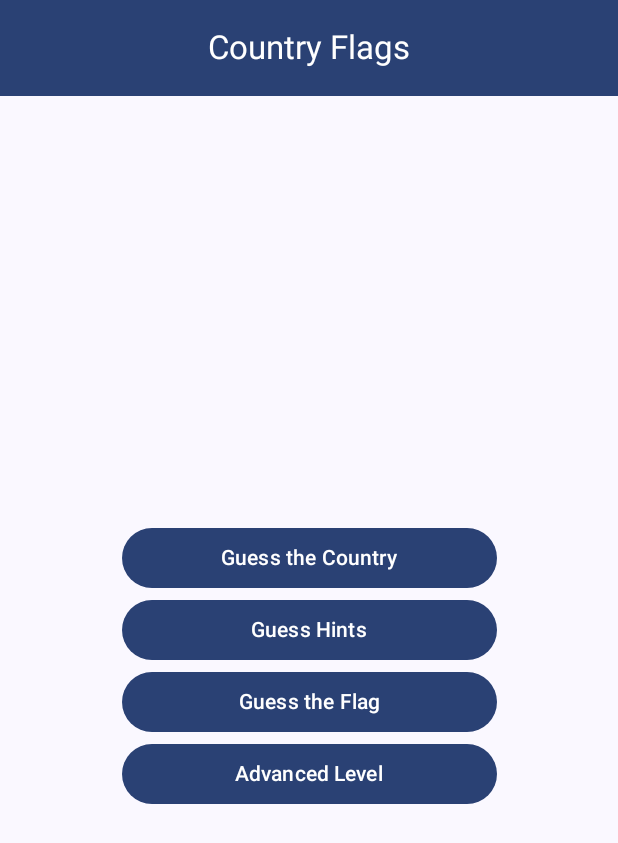
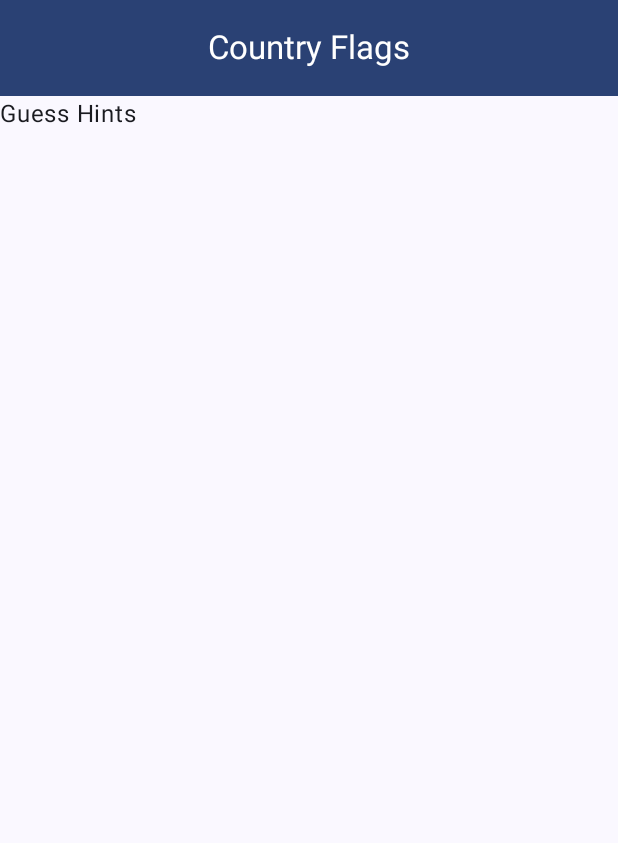
Before and after one commit to hashankur/westminster-coursework, an Android app built with Jetpack Compose: the screen it shows after launch (MainActivity), after a tap on "Guess Hints", on a phone screen of 412 x 824 dp. Shown: the top 843 px of the screen. Run offline under Robolectric (Android 15) with nearby library versions, the phone set to English and light mode, and no system bars.

Commit message:
MAD CW menu navigation

```diff
--- a/MAD/app/src/main/java/com/hashankur/countryflags/MainActivity.kt
+++ b/MAD/app/src/main/java/com/hashankur/countryflags/MainActivity.kt
@@ -4,12 +4,8 @@ import android.annotation.SuppressLint
 import android.os.Bundle
 import androidx.activity.ComponentActivity
 import androidx.activity.compose.setContent
-import androidx.compose.foundation.layout.Arrangement
-import androidx.compose.foundation.layout.Column
 import androidx.compose.foundation.layout.fillMaxSize
 import androidx.compose.foundation.layout.padding
-import androidx.compose.foundation.layout.width
-import androidx.compose.material3.Button
 import androidx.compose.material3.CenterAlignedTopAppBar
 import androidx.compose.material3.ExperimentalMaterial3Api
 import androidx.compose.material3.MaterialTheme
@@ -17,25 +13,24 @@ import androidx.compose.material3.Scaffold
 import androidx.compose.material3.Surface
 import androidx.compose.material3.Text
 import androidx.compose.material3.TopAppBarDefaults
-import androidx.compose.runtime.Composable
-import androidx.compose.ui.Alignment
 import androidx.compose.ui.Modifier
-import androidx.compose.ui.unit.dp
+import androidx.navigation.compose.NavHost
+import androidx.navigation.compose.composable
+import androidx.navigation.compose.rememberNavController
+import com.hashankur.countryflags.ui.AdvancedLevelScreen
+import com.hashankur.countryflags.ui.GuessCountryScreen
+import com.hashankur.countryflags.ui.GuessFlagScreen
+import com.hashankur.countryflags.ui.GuessHintsScreen
+import com.hashankur.countryflags.ui.MenuScreen
 import com.hashankur.countryflags.ui.theme.CountryFlagsTheme
 
 class MainActivity : ComponentActivity() {
-    enum class Routes() {
-        GUESS_COUNTRY,
-        GUESS_HINTS,
-        GUESS_FLAG,
-        ADVANCED_LEVEL
-    }
-
     @OptIn(ExperimentalMaterial3Api::class)
     @SuppressLint("UnusedMaterial3ScaffoldPaddingParameter")
     override fun onCreate(savedInstanceState: Bundle?) {
         super.onCreate(savedInstanceState)
         setContent {
+            val navController = rememberNavController()
             CountryFlagsTheme {
                 Scaffold(
                     topBar = {
@@ -57,7 +52,29 @@ class MainActivity : ComponentActivity() {
                             .padding(innerPadding),
                         color = MaterialTheme.colorScheme.background
                     ) {
-                        Menu()
+                        // https://developer.android.com/guide/navigation/use-graph/navigate
+                        NavHost(navController, startDestination = "home") {
+                            composable(route = "home") {
+                                MenuScreen(
+                                    onNavigateToGuessCountry = { navController.navigate("guess_country") },
+                                    onNavigateToGuessHints = { navController.navigate("guess_hints") },
+                                    onNavigateToGuessFlag = { navController.navigate("guess_flag") },
+                                    onNavigateToAdvancedLevel = { navController.navigate("advanced_level") }
+                                )
+                            }
+                            composable(route = "guess_country") {
+                                GuessCountryScreen()
+                            }
+                            composable(route = "guess_hints") {
+                                GuessHintsScreen()
+                            }
+                            composable(route = "guess_flag") {
+                                GuessFlagScreen()
+                            }
+                            composable(route = "advanced_level") {
+                                AdvancedLevelScreen()
+                            }
+                        }
                     }
                 }
             }
@@ -65,29 +82,6 @@ class MainActivity : ComponentActivity() {
     }
 }
 
-@Composable
-fun MenuButton(name: String, onClick: () -> Unit) {
-    Button(
-        onClick = {},
-        Modifier.width(250.dp)
-    )
-    {
-        Text(name)
-    }
-}
-
-@Composable
-fun Menu() {
-    Column(
-        horizontalAlignment = Alignment.CenterHorizontally,
-        verticalArrangement = Arrangement.Center
-    ) {
-        MenuButton("Guess the Country", onClick = { /*TODO*/ })
-        MenuButton("Guess Hints", onClick = { /*TODO*/ })
-        MenuButton("Guess the Flag", onClick = { /*TODO*/ })
-        MenuButton("Advanced Level", onClick = { /*TODO*/ })
-    }
-}
 
 //fun readJSON() {
 //    val text = this.getResources().openRawResource(R.raw.countries)
@@ -95,4 +89,3 @@ fun Menu() {
 //    var num = 0
 //    num++
 //}
-//val navController = rememberNavController()
--- a/MAD/app/src/main/java/com/hashankur/countryflags/ui/GuessFlag.kt
+++ /dev/null
@@ -1,4 +0,0 @@
-package com.hashankur.countryflags.ui
-
-class GuessFlag {
-}
--- /dev/null
+++ b/MAD/app/src/main/java/com/hashankur/countryflags/ui/GuessHintsScreen.kt
@@ -0,0 +1,9 @@
+package com.hashankur.countryflags.ui
+
+import androidx.compose.material3.Text
+import androidx.compose.runtime.Composable
+
+@Composable
+fun GuessHintsScreen() {
+    Text(text = "Guess Hints")
+}
--- /dev/null
+++ b/MAD/app/src/main/java/com/hashankur/countryflags/ui/MenuScreen.kt
@@ -0,0 +1,40 @@
+package com.hashankur.countryflags.ui
+
+import androidx.compose.foundation.layout.Arrangement
+import androidx.compose.foundation.layout.Column
+import androidx.compose.foundation.layout.width
+import androidx.compose.material3.Button
+import androidx.compose.material3.Text
+import androidx.compose.runtime.Composable
+import androidx.compose.ui.Alignment
+import androidx.compose.ui.Modifier
+import androidx.compose.ui.unit.dp
+
+@Composable
+fun MenuButton(name: String, onClick: () -> Unit) {
+    Button(
+        onClick,
+        Modifier.width(250.dp)
+    )
+    {
+        Text(name)
+    }
+}
+
+@Composable
+fun MenuScreen(
+    onNavigateToGuessCountry: () -> Unit,
+    onNavigateToGuessHints: () -> Unit,
+    onNavigateToGuessFlag: () -> Unit,
+    onNavigateToAdvancedLevel: () -> Unit
+) {
+    Column(
+        horizontalAlignment = Alignment.CenterHorizontally,
+        verticalArrangement = Arrangement.Center
+    ) {
+        MenuButton("Guess the Country", onClick = onNavigateToGuessCountry)
+        MenuButton("Guess Hints", onClick = onNavigateToGuessHints)
+        MenuButton("Guess the Flag", onClick = onNavigateToGuessFlag)
+        MenuButton("Advanced Level", onClick = onNavigateToAdvancedLevel)
+    }
+}
--- a/MAD/build.gradle.kts
+++ b/MAD/build.gradle.kts
@@ -1,5 +1,5 @@
 // Top-level build file where you can add configuration options common to all sub-projects/modules.
 plugins {
-    id("com.android.application") version "8.2.2" apply false
+    id("com.android.application") version "8.3.0" apply false
     id("org.jetbrains.kotlin.android") version "1.9.0" apply false
 }
```
Also changed, not shown: MAD/app/src/main/java/com/hashankur/countryflags/ui/AdvancedLevelScreen.kt (added, +9 -0 lines), MAD/app/src/main/java/com/hashankur/countryflags/ui/GuessCountry.kt (deleted, +0 -7 lines), MAD/app/src/main/java/com/hashankur/countryflags/ui/GuessCountryScreen.kt (added, +9 -0 lines), MAD/app/src/main/java/com/hashankur/countryflags/ui/GuessFlagScreen.kt (added, +9 -0 lines), MAD/gradle/wrapper/gradle-wrapper.properties.
